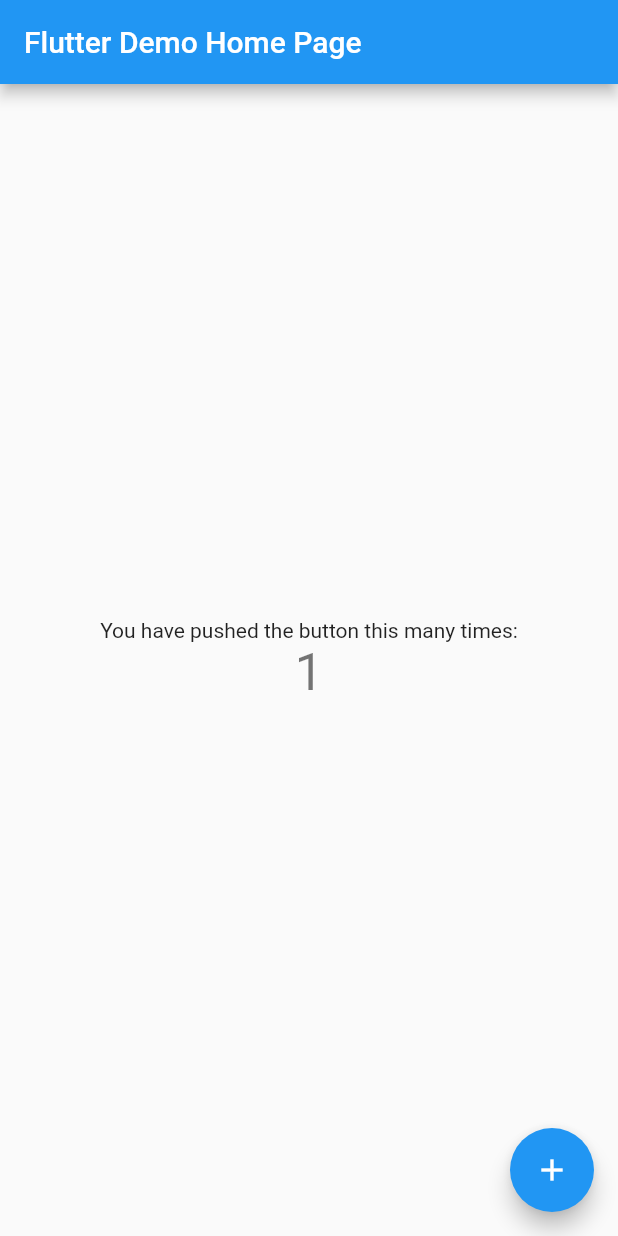
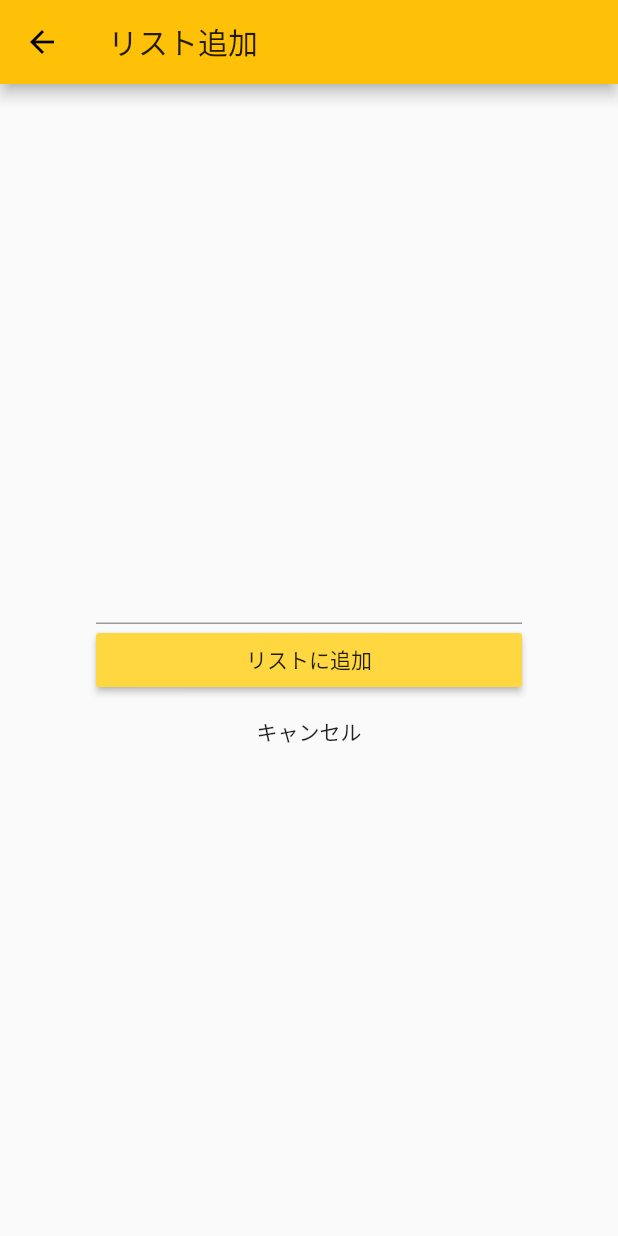
Before and after one commit to ReiyaMori/todo_test_flutter, a Flutter app: the screen it shows after launch, after a tap on the "add" icon, on a phone screen of 412 x 824 dp. Run offline on Flutter 3.47's test engine with Material 2 defaults, Android fonts, the phone set to English and light mode, and no system bars.

Commit message:
雛形の完成

```diff
--- a/lib/main.dart
+++ b/lib/main.dart
@@ -1,113 +1,127 @@
+import 'package:flutter/cupertino.dart';
 import 'package:flutter/material.dart';
 
-void main() {
-  runApp(MyApp());
-}
+void main()=>runApp(new MyTodoApp());
 
-class MyApp extends StatelessWidget {
-  // This widget is the root of your application.
+class MyTodoApp extends StatelessWidget{
   @override
-  Widget build(BuildContext context) {
+  Widget build(BuildContext context){
     return MaterialApp(
-      title: 'Flutter Demo',
+      debugShowCheckedModeBanner: false,
+      title: 'My TODO App',
       theme: ThemeData(
-        // This is the theme of your application.
-        //
-        // Try running your application with "flutter run". You'll see the
-        // application has a blue toolbar. Then, without quitting the app, try
-        // changing the primarySwatch below to Colors.green and then invoke
-        // "hot reload" (press "r" in the console where you ran "flutter run",
-        // or simply save your changes to "hot reload" in a Flutter IDE).
-        // Notice that the counter didn't reset back to zero; the application
-        // is not restarted.
-        primarySwatch: Colors.blue,
+        primarySwatch: Colors.amber,
+        visualDensity: VisualDensity.adaptivePlatformDensity,
       ),
-      home: MyHomePage(title: 'Flutter Demo Home Page'),
+      home: TodoListPage(),
     );
   }
 }
 
-class MyHomePage extends StatefulWidget {
-  MyHomePage({Key key, this.title}) : super(key: key);
-
-  // This widget is the home page of your application. It is stateful, meaning
-  // that it has a State object (defined below) that contains fields that affect
-  // how it looks.
-
-  // This class is the configuration for the state. It holds the values (in this
-  // case the title) provided by the parent (in this case the App widget) and
-  // used by the build method of the State. Fields in a Widget subclass are
-  // always marked "final".
-
-  final String title;
-
+//リスト一覧画面
+class TodoListPage extends StatelessWidget{
   @override
-  _MyHomePageState createState() => _MyHomePageState();
+  Widget build (BuildContext context){
+    return Scaffold(
+      appBar: AppBar(
+        title: Text('リスト一覧'),
+      ),
+      body: ListView(
+        children: <Widget>[
+          Card(
+            child: ListTile(
+              title: Text('勉強する'),
+            ),
+          ),
+          Card(
+            child: ListTile(
+              title: Text('掃除をする'),
+            ),
+          ),
+          Card(
+            child: ListTile(
+              title: Text('皿洗いをする'),
+            ),
+          ),
+          Card(
+            child: ListTile(
+              title: Text('洗濯をする'),
+            ),
+          ),
+          Card(
+            child: ListTile(
+              title: Text('買い物に行く'),
+            ),
+          ),
+          Card(
+            child: ListTile(
+              title: Text('復習をする'),
+            ),
+          ),
+          Card(
+            child: ListTile(
+              title: Text('赤本を解く'),
+            ),
+          ),
+        ],
+      ),
+      //FloatingActionButtonでリスト追加
+      floatingActionButton: FloatingActionButton(
+        onPressed: (){
+          Navigator.of(context).push(
+              MaterialPageRoute(builder: (context){
+                //リスト追加画面へ遷移
+                return TodoAddPage();
+              })
+          );
+        },
+        child: Icon(Icons.add),
+      ),
+    );
+  }
 }
 
-class _MyHomePageState extends State<MyHomePage> {
-  int _counter = 0;
-
-  void _incrementCounter() {
-    setState(() {
-      // This call to setState tells the Flutter framework that something has
-      // changed in this State, which causes it to rerun the build method below
-      // so that the display can reflect the updated values. If we changed
-      // _counter without calling setState(), then the build method would not be
-      // called again, and so nothing would appear to happen.
-      _counter++;
-    });
-  }
-
+//リスト追加画面
+class TodoAddPage extends StatelessWidget{
   @override
-  Widget build(BuildContext context) {
-    // This method is rerun every time setState is called, for instance as done
-    // by the _incrementCounter method above.
-    //
-    // The Flutter framework has been optimized to make rerunning build methods
-    // fast, so that you can just rebuild anything that needs updating rather
-    // than having to individually change instances of widgets.
+  Widget build(BuildContext context){
     return Scaffold(
       appBar: AppBar(
-        // Here we take the value from the MyHomePage object that was created by
-        // the App.build method, and use it to set our appbar title.
-        title: Text(widget.title),
+        title: Text('リスト追加'),
       ),
-      body: Center(
-        // Center is a layout widget. It takes a single child and positions it
-        // in the middle of the parent.
+      body: Container(
+        padding: EdgeInsets.all(64),
         child: Column(
-          // Column is also a layout widget. It takes a list of children and
-          // arranges them vertically. By default, it sizes itself to fit its
-          // children horizontally, and tries to be as tall as its parent.
-          //
-          // Invoke "debug painting" (press "p" in the console, choose the
-          // "Toggle Debug Paint" action from the Flutter Inspector in Android
-          // Studio, or the "Toggle Debug Paint" command in Visual Studio Code)
-          // to see the wireframe for each widget.
-          //
-          // Column has various properties to control how it sizes itself and
-          // how it positions its children. Here we use mainAxisAlignment to
-          // center the children vertically; the main axis here is the vertical
-          // axis because Columns are vertical (the cross axis would be
-          // horizontal).
           mainAxisAlignment: MainAxisAlignment.center,
           children: <Widget>[
-            Text(
-              'You have pushed the button this many times:',
+            //テキストフィールド
+            TextField(),
+            //リスト追加ボタン
+            Container(
+              //横幅いっぱいに広げる
+              width: double.infinity,
+              child: RaisedButton(
+                color: Colors.amberAccent,
+                child: Text('リストに追加'),
+                onPressed: (){},
+              ),
             ),
-            Text(
-              '$_counter',
-              style: Theme.of(context).textTheme.headline4,
+            //キャンセルボタン
+            Container(
+              //横幅いっぱいに広げる
+              width: double.infinity,
+              //キャンセルボタン
+              child: FlatButton(
+                onPressed: (){
+                  //前の画面に戻る処理
+                  Navigator.of(context).pop();
+                },
+                child: Text('キャンセル'),
+              ),
             ),
           ],
         ),
       ),
-      floatingActionButton: FloatingActionButton(
-        onPressed: _incrementCounter,
-        tooltip: 'Increment',
-        child: Icon(Icons.add),
-      ), // This trailing comma makes auto-formatting nicer for build methods.
     );
   }
 }
```
Also changed, not shown: 1 other file.
